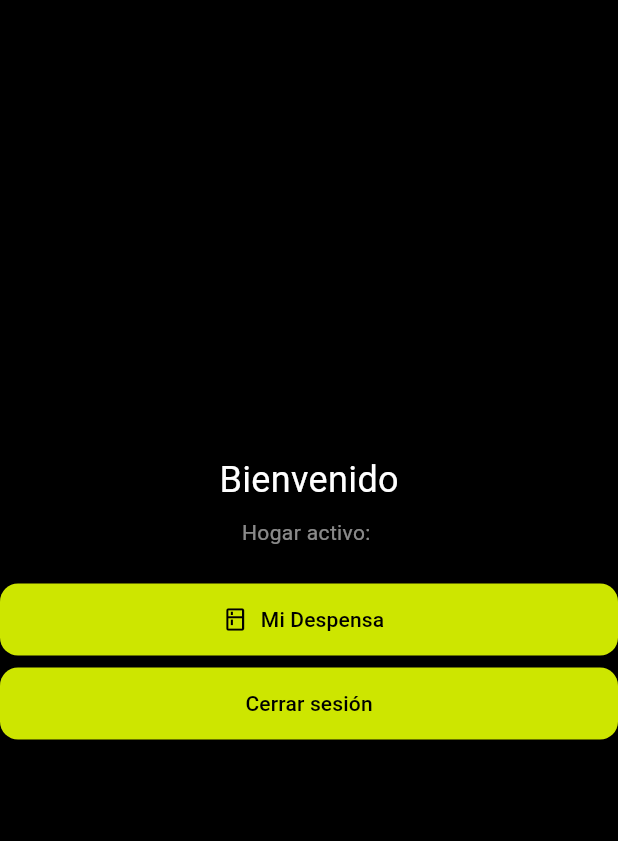
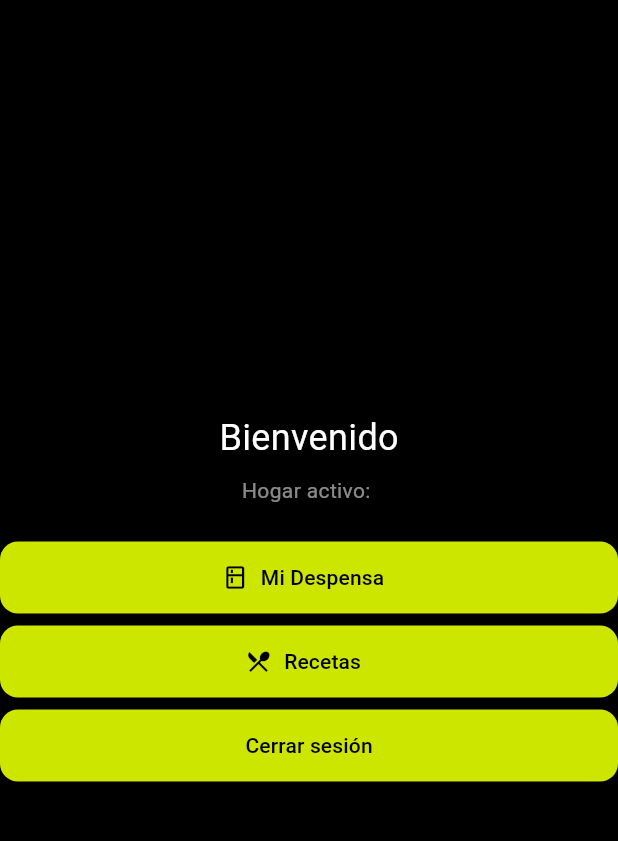
Before and after one commit to Pipedsl/despensa_inteligente, a Flutter app: the screen it shows once a user with an empty profile is signed in, on a phone screen of 412 x 824 dp, the part 63-904 px from its top. Run offline on Flutter 3.47's test engine with Material 3 defaults, Android fonts, the phone set to English and light mode, and no system bars; our stand-ins replace cloud_firestore, cloud_functions, firebase_auth, firebase_core, flutter_riverpod, go_router; missing offline and left inert: mobile_scanner; accounts and stored records are empty; network calls fail; Roboto replaces fonts that are missing (Bricolage Grotesque).

Commit message:
feat(fase-4): router /recetas + /upgrade + botón en Dashboard
Co-Authored-By: Claude Sonnet 4.6 <noreply@anthropic.com>

```diff
--- a/lib/app/router.dart
+++ b/lib/app/router.dart
@@ -9,6 +9,10 @@ import 'package:despensa_inteligente/features/despensa/domain/item_despensa.dart
 import 'package:despensa_inteligente/features/despensa/presentation/despensa_screen.dart';
 import 'package:despensa_inteligente/features/despensa/presentation/agregar_item_screen.dart';
 import 'package:despensa_inteligente/features/despensa/presentation/detalle_item_screen.dart';
+import 'package:despensa_inteligente/features/recetas/presentation/recetas_screen.dart';
+import 'package:despensa_inteligente/features/recetas/presentation/detalle_receta_screen.dart';
+import 'package:despensa_inteligente/features/recetas/presentation/upgrade_screen.dart';
+import 'package:despensa_inteligente/features/recetas/domain/receta.dart';
 
 typedef IsLoggedIn = bool Function();
 typedef HasHogar = bool? Function();
@@ -71,6 +75,16 @@ GoRouter buildRouter({
         path: '/despensa/:id',
         builder: (_, state) => DetalleItemScreen(itemId: state.pathParameters['id']!),
       ),
+      GoRoute(path: '/recetas', builder: (_, __) => const RecetasScreen()),
+      GoRoute(
+        path: '/recetas/:id',
+        builder: (_, state) {
+          final receta = state.extra as Receta?;
+          if (receta == null) return const RecetasScreen();
+          return DetalleRecetaScreen(receta: receta);
+        },
+      ),
+      GoRoute(path: '/upgrade', builder: (_, __) => const UpgradeScreen()),
     ],
   );
 }
--- a/lib/features/home/presentation/dashboard_screen.dart
+++ b/lib/features/home/presentation/dashboard_screen.dart
@@ -46,6 +46,12 @@ class DashboardScreen extends ConsumerWidget {
               label: const Text('Mi Despensa'),
             ),
             const SizedBox(height: 8),
+            FilledButton.icon(
+              onPressed: () => context.push('/recetas'),
+              icon: const Icon(Icons.restaurant_menu),
+              label: const Text('Recetas'),
+            ),
+            const SizedBox(height: 8),
             FilledButton(
               onPressed: () => ref.read(authServiceProvider).signOut(),
               child: const Text('Cerrar sesión'),
```
